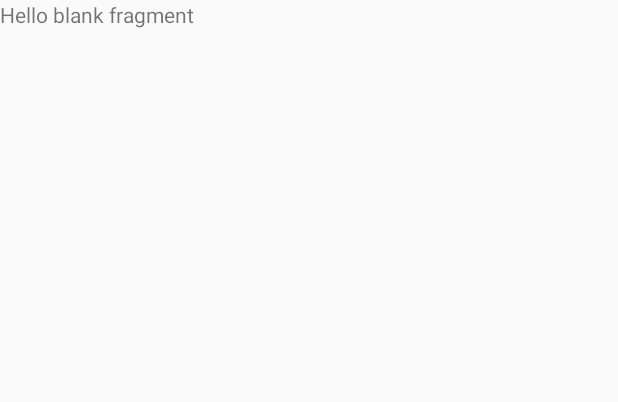
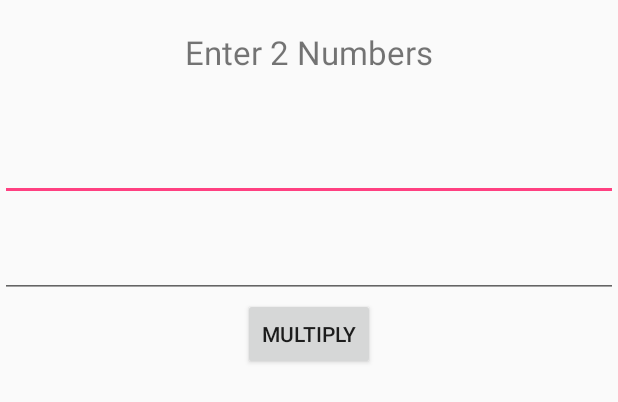
Before and after one commit to kokamot1/KenjiOkamotoStaticFragments, an Android app: the layout fragment_data_entry.xml on its own in the app's theme, with its tools: preview values and no code run, on a phone screen of 412 x 824 dp. Shown: the top 402 px of the screen. Run offline under Robolectric (Android 15) with nearby library versions, the phone set to English and light mode, and no system bars.

Commit message:
setup layout for data entry fragment

```diff
--- a/app/src/main/res/layout/fragment_data_entry.xml
+++ b/app/src/main/res/layout/fragment_data_entry.xml
@@ -1,13 +1,42 @@
-<FrameLayout xmlns:android="http://schemas.android.com/apk/res/android"
+<LinearLayout xmlns:android="http://schemas.android.com/apk/res/android"
     xmlns:tools="http://schemas.android.com/tools"
+    android:orientation="vertical"
     android:layout_width="match_parent"
-    android:layout_height="match_parent"
+    android:layout_height="wrap_content"
     tools:context="edu.westga.kenjiokamotostaticfragments.DataEntryFragment">
 
     <!-- TODO: Update blank fragment layout -->
+
     <TextView
         android:layout_width="match_parent"
-        android:layout_height="match_parent"
-        android:text="@string/hello_blank_fragment" />
+        android:layout_height="wrap_content"
+        android:text="@string/prompt_message"
+        android:padding="20dp"
+        android:textAlignment="center"
+        android:textSize="@dimen/abc_text_size_large_material" />
 
-</FrameLayout>
+    <EditText
+        android:layout_width="match_parent"
+        android:layout_height="wrap_content"
+        android:id="@+id/editText1"
+        android:layout_weight="1"
+        android:inputType="numberSigned|numberDecimal"
+        android:padding="20dp" />
+
+    <EditText
+        android:layout_width="match_parent"
+        android:layout_height="wrap_content"
+        android:id="@+id/editText2"
+        android:layout_weight="1"
+        android:inputType="numberSigned|numberDecimal"
+        android:padding="20dp" />
+
+    <Button
+        android:layout_width="wrap_content"
+        android:layout_height="wrap_content"
+        android:text="Multiply"
+        android:id="@+id/button"
+        android:layout_gravity="center_horizontal" />
+
+
+</LinearLayout>
--- a/app/src/main/res/values/strings.xml
+++ b/app/src/main/res/values/strings.xml
@@ -3,5 +3,5 @@
     <string name="action_settings">Settings</string>
 
     <!-- TODO: Remove or change this placeholder text -->
-    <string name="hello_blank_fragment">Hello blank fragment</string>
+    <string name="prompt_message">Enter 2 Numbers</string>
 </resources>
```
